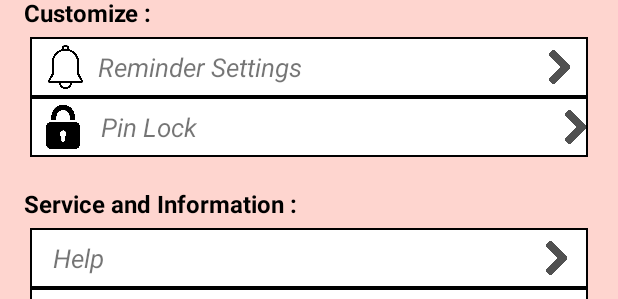
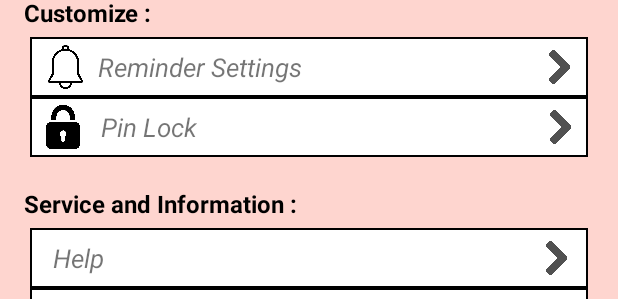
Before and after one commit to xEvl7/Mood-Tracker, an Android app: the layout activity_settings.xml on its own in the app's theme, with its tools: preview values and no code run, on a phone screen of 412 x 824 dp. Shown: the part 440-739 px from the top of the screen. Run offline under Robolectric (Android 15) with nearby library versions, the phone set to English and light mode, and no system bars.

Commit message:
change something

```diff
--- a/app/src/main/res/layout/activity_settings.xml
+++ b/app/src/main/res/layout/activity_settings.xml
@@ -163,7 +163,7 @@
             android:id="@+id/pinLock"
             android:layout_width="30dp"
             android:layout_height="match_parent"
-            android:layout_marginStart="236dp"
+            android:layout_marginStart="226dp"
             android:src="@drawable/arrow"/>
     </LinearLayout>
 
```
